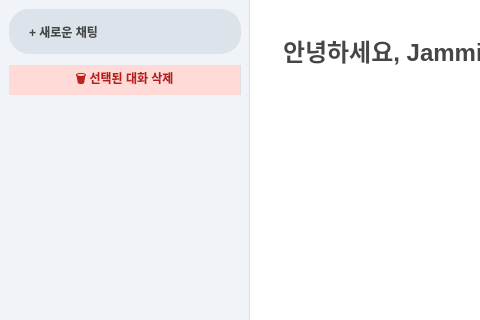
Above: jammin.ui from minho5235/jammin before the change; both pictures show x 0 to 480 and y 0 to 320 of the 1000 by 700 pixel window. Below: the same form after it.
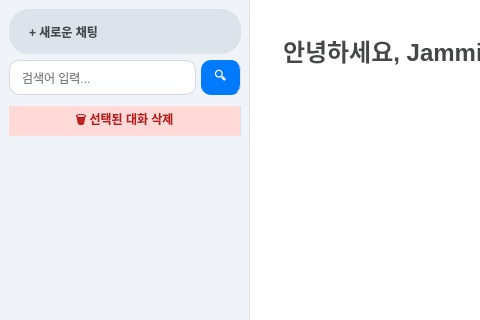
That is the form after the change.

```diff
--- a/jammin.ui
+++ b/jammin.ui
@@ -80,6 +80,66 @@
          </property>
         </widget>
        </item>
+       
+       <item>
+        <layout class="QHBoxLayout" name="search_layout">
+         <property name="spacing">
+          <number>5</number>
+         </property>
+         <item>
+          <widget class="QLineEdit" name="search_input">
+           <property name="minimumSize">
+            <size>
+             <width>0</width>
+             <height>35</height>
+            </size>
+           </property>
+           <property name="styleSheet">
+            <string notr="true">
+             QLineEdit {
+              background-color: #ffffff;
+              border: 1px solid #d1d9e0;
+              border-radius: 10px;
+              padding: 5px 10px;
+             }
+             QLineEdit:focus {
+              border: 1px solid #007bff;
+             }
+            </string>
+           </property>
+           <property name="placeholderText">
+            <string>검색어 입력...</string>
+           </property>
+          </widget>
+         </item>
+         <item>
+          <widget class="QPushButton" name="btn_search">
+           <property name="minimumSize">
+            <size>
+             <width>40</width>
+             <height>35</height>
+            </size>
+           </property>
+           <property name="styleSheet">
+            <string notr="true">
+             QPushButton {
+              background-color: #007bff;
+              border-radius: 10px;
+              color: white;
+              font-weight: bold;
+             }
+             QPushButton:hover {
+              background-color: #0056b3;
+             }
+            </string>
+           </property>
+           <property name="text">
+            <string>🔍</string>
+           </property>
+          </widget>
+         </item>
+        </layout>
+       </item>
        <item>
         <widget class="QPushButton" name="btn_delete">
          <property name="minimumSize">
```
